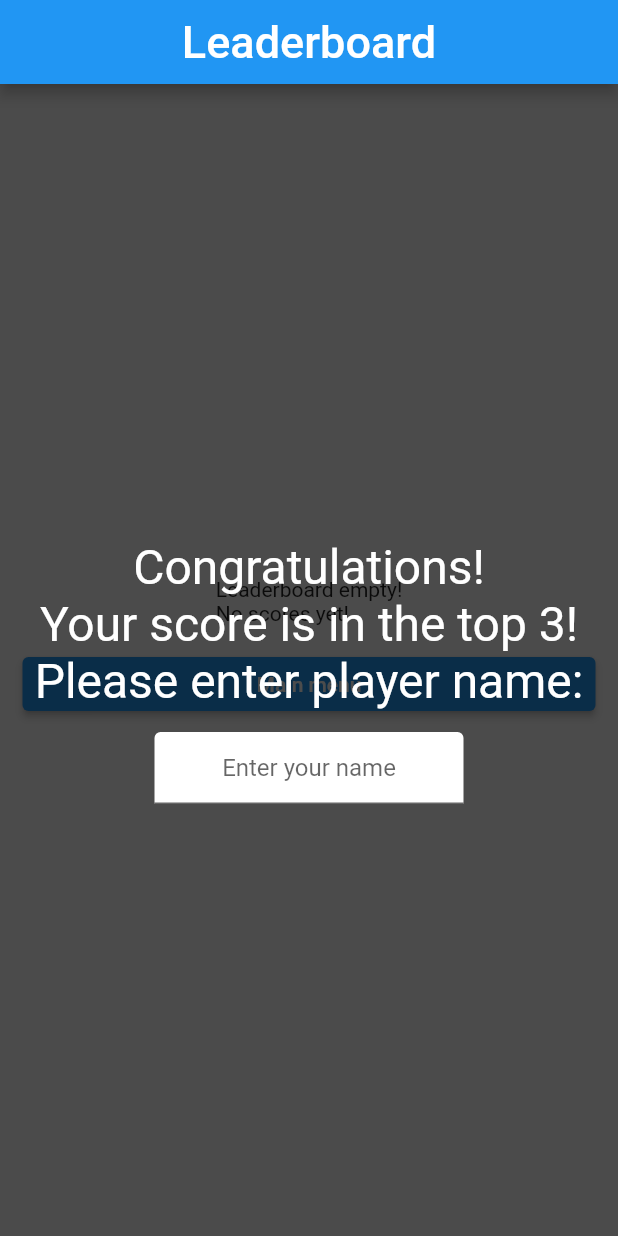
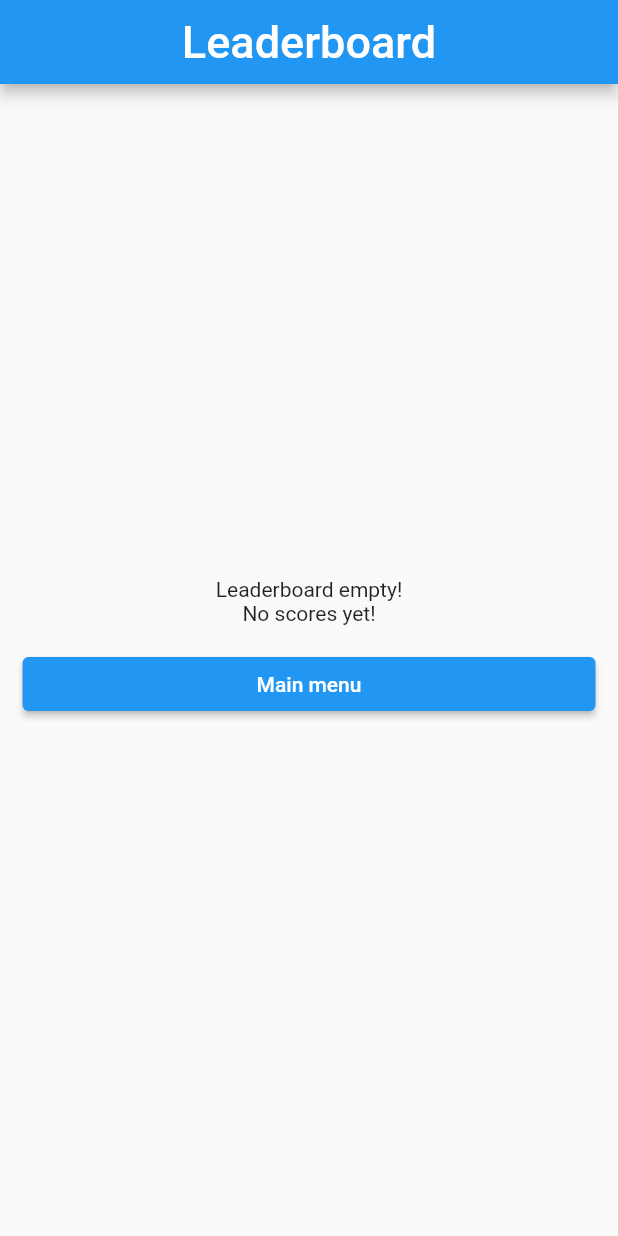
Before and after one commit to TYCTYCTYCTYCTYCTYC/MAD-Assignment, a Flutter app: the screen it shows after launch, after a tap on "LeaderBoards", on a phone screen of 412 x 824 dp. Run offline on Flutter 3.47's test engine with Material 2 defaults, Android fonts, the phone set to English and light mode, and no system bars; our stand-ins replace fluttertoast, shared_preferences, sqflite, vibration; accounts and stored records are empty.

Commit message:
resolved previous issue for real now

```diff
--- a/lib/main.dart
+++ b/lib/main.dart
@@ -18,6 +18,7 @@ const bool test = true;
 
 bool insertScore = false;
 bool played = false;
+// bool enter = false;
 int total_score = 0;
 int level = min_level;
 const int min_level =
@@ -250,6 +251,7 @@ class _GameState extends State<Game> {
       score_list.add(score);
       score = 0;
       insertScore = true;
+      // enter = true;
       Navigator.push(
         context,
         MaterialPageRoute(builder: (context) => const LeaderboardPage()),
@@ -588,7 +590,6 @@ class LeaderboardPage extends StatefulWidget {
 
 class _LeaderboardPageState extends State<LeaderboardPage> {
   bool name_entered = false;
-  bool enter = true;
   final nameController = TextEditingController();
   late DateTime now;
   late List<int> temp_score_list;
@@ -644,7 +645,7 @@ class _LeaderboardPageState extends State<LeaderboardPage> {
     return WillPopScope(
       onWillPop: () async {
         total_score = 0;
-        enter = false;
+        // enter = false;
         Navigator.of(context).popUntil((route) => route.isFirst);
         return true;
       },
@@ -695,8 +696,9 @@ class _LeaderboardPageState extends State<LeaderboardPage> {
                             final results = snapshot.data;
                             if (results.length == 0) {
                               return const Center(
-                                child:
-                                    Text("Leaderboard empty!\nNo scores yet!"),
+                                child: Text(
+                                    textAlign: TextAlign.center,
+                                    "Leaderboard empty!\nNo scores yet!"),
                               );
                             }
                             int rank = 1;
@@ -810,6 +812,7 @@ class _LeaderboardPageState extends State<LeaderboardPage> {
                       ),
                     ],
                   )),
+                  if (insertScore)
                     FutureBuilder<Map<String, int>>(
                       future: leaderboardData,
                       builder: (context, snapshot) {
@@ -830,7 +833,7 @@ class _LeaderboardPageState extends State<LeaderboardPage> {
                         }
                       },
                     ),
-                  if (enter)
+                  if (insertScore)
                     FutureBuilder<Map<String, int>>(
                       future: leaderboardData,
                       builder: (context, snapshot) {
```
Lines whose indentation alone changed are shown as unchanged.
